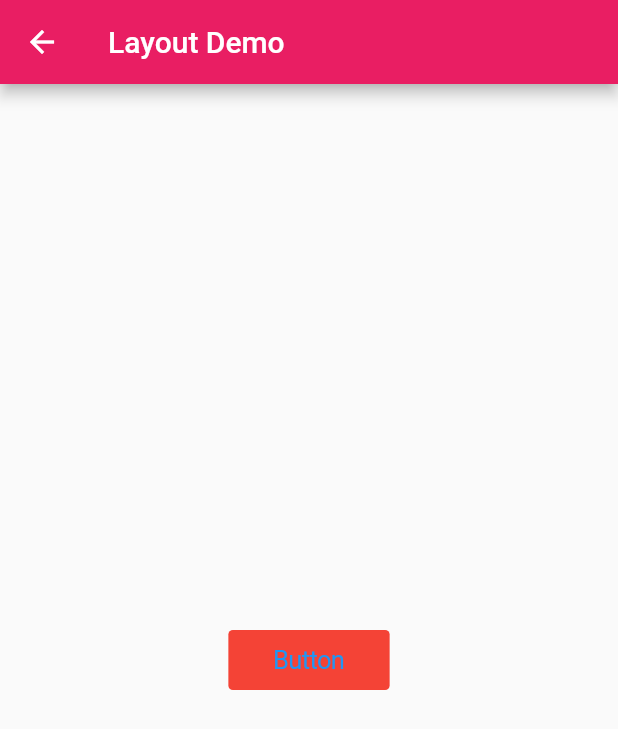
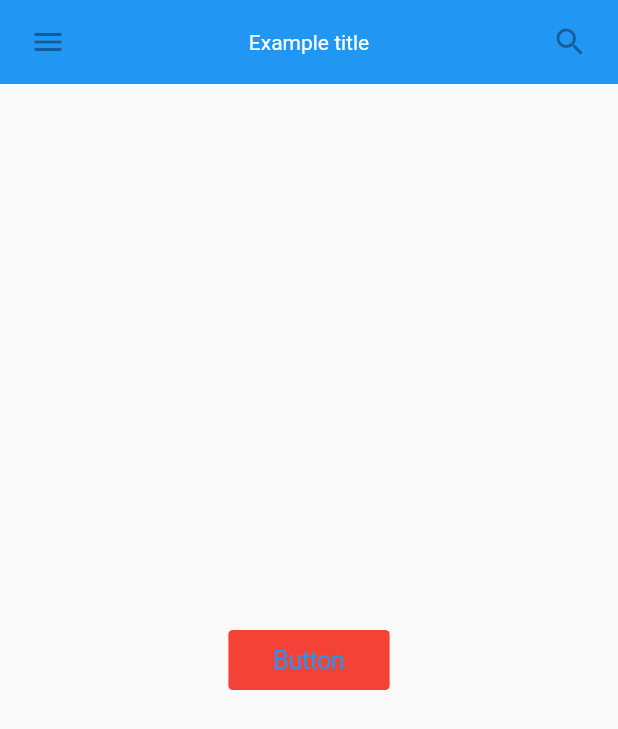
Before and after one commit to HeathWang/flutterStudy, a Flutter app: the LayoutPage widget shown alone on an empty page, opened directly, on a phone screen of 412 x 824 dp. Shown: the top 729 px of the screen. Run offline on Flutter 3.47's test engine with Material 2 defaults, Android fonts, the phone set to English and light mode, and no system bars; network calls fail.

Commit message:
Update layout ui

```diff
--- a/project/ios_dev/lib/layoutUI.dart
+++ b/project/ios_dev/lib/layoutUI.dart
@@ -1,23 +1,63 @@
 import 'package:flutter/material.dart';
 import 'package:flutter/cupertino.dart';
+
+class MyAppBar extends StatelessWidget {
+
+  MyAppBar({this.title});
+
+  final Widget title;
+
+  @override
+  Widget build(BuildContext context) {
+    return Container(
+      height: 56.0,
+      padding: const EdgeInsets.symmetric(horizontal: 8.0),
+      decoration: BoxDecoration(color: Colors.blue[500]),
+      child: Row(
+        children: <Widget>[
+          IconButton(
+            icon: Icon(Icons.menu),
+            onPressed: null,
+          ),
+          Expanded(
+            child: title,
+          ),
+          IconButton(
+            icon: Icon(Icons.search),
+            onPressed: null,
+          ),
+        ],
+      ),
+    );
+  }
+
+
+}
 
 class LayoutPage extends StatelessWidget {
   @override
   Widget build(BuildContext context) {
-    return Scaffold(
-      appBar: AppBar(
-        title: Text('Layout Demo'),
-        backgroundColor: Colors.pink,
+    return Material(
+      child: Column(
+        children: <Widget>[
+          MyAppBar(
+            title: Text('Example title', textAlign: TextAlign.center,
+                style: TextStyle(color: Colors.white)),
           ),
-      body: Center(
+          Expanded(
+            child: Center(
               child: CupertinoButton(
                 child: Text('Button'),
                 onPressed: () {},
-          borderRadius: const BorderRadius.all(const Radius.circular(3.0)),
+                borderRadius: const BorderRadius.all(
+                    const Radius.circular(3.0)),
                 color: Colors.red,
                 minSize: 30.0,
                 padding: EdgeInsets.fromLTRB(30.0, 10.0, 30.0, 10.0),
               ),
+            ),
+          ),
+        ],
       ),
     );
   }
```
Lines whose indentation alone changed are shown as unchanged.
